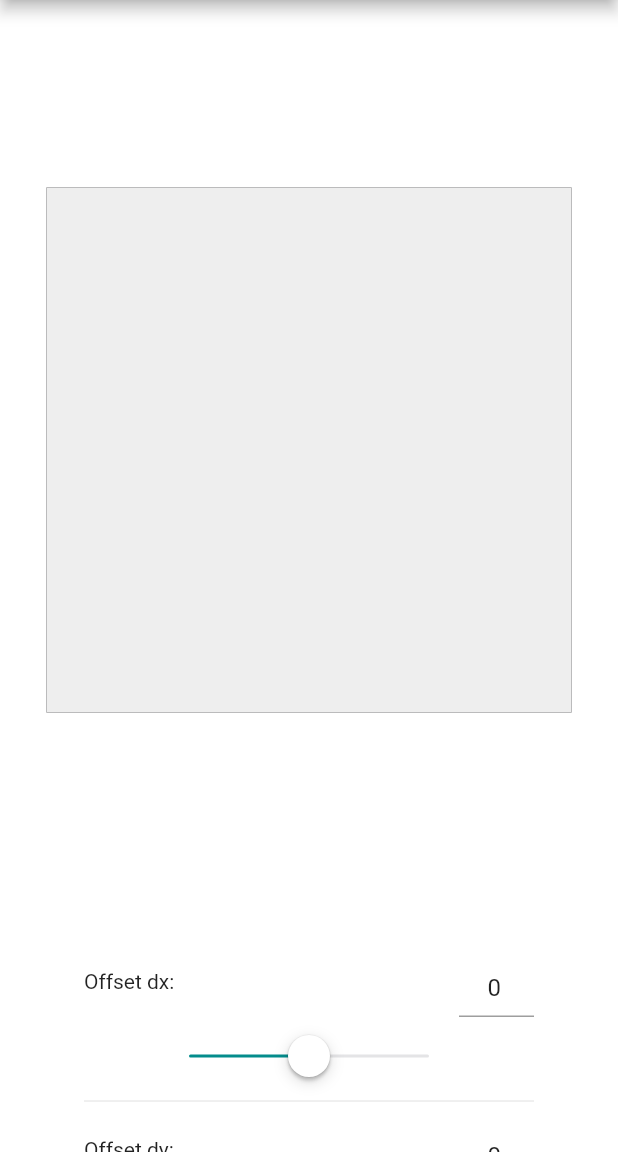
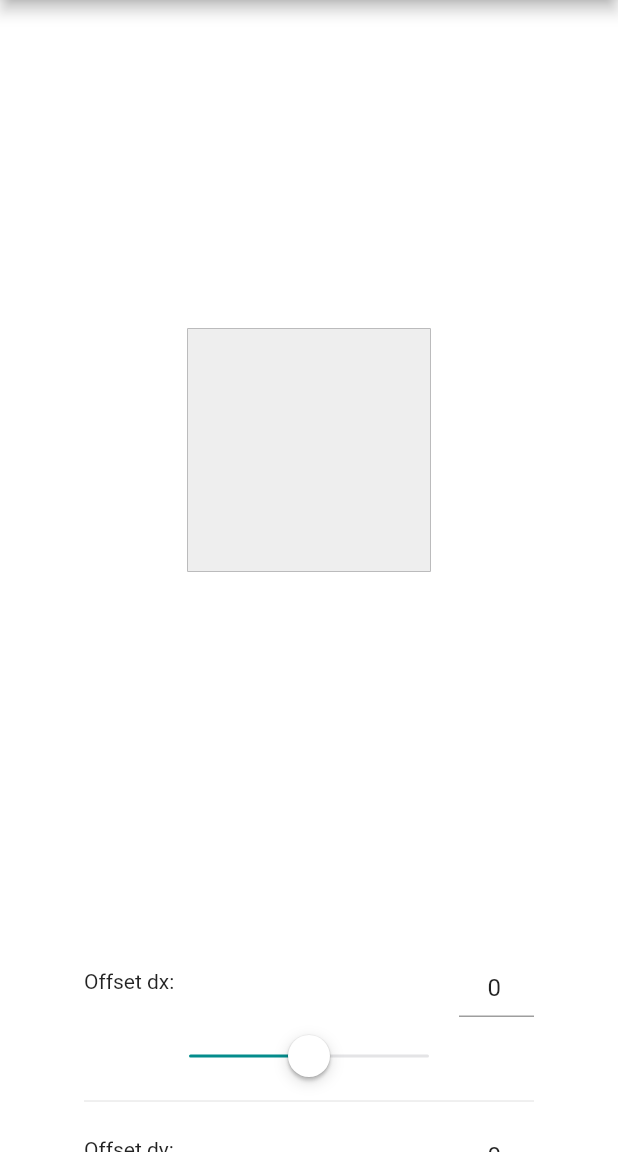
Before and after one commit to wieczorek0807/web_generator, a Flutter app: the screen it shows after launch, on a phone screen of 412 x 824 dp, the part 84-1236 px from its top. Run offline on Flutter 3.47's test engine with Material 2 defaults, Android fonts, the light colour scheme and no system bars; our stand-ins replace dartz, equatable, flutter_bloc, freezed_annotation, get_it, hydrated_bloc; missing offline and left inert: flex_color_picker.

Commit message:
changing animated box max size depending on screen width

```diff
--- a/lib/src/presentation/pages/web_box_main_screen.dart
+++ b/lib/src/presentation/pages/web_box_main_screen.dart
@@ -24,12 +24,12 @@ class WebBoxMainScreen extends StatelessWidget {
             },
           )
         ],
-        child: const WebBoxResponsiveScreen(
-          animatedBox: AnimatedBox(),
-          shadowControllers: ShadowControllers(),
-          radiusControllers: RadiusControllers(),
+        child: WebBoxResponsiveScreen(
+          animatedBox: const AnimatedBox(),
+          shadowControllers: const ShadowControllers(),
+          radiusControllers: const RadiusControllers(),
           sizeControllers: SizeControllers(),
-          gradientControllers: GradientControllers(),
+          gradientControllers: const GradientControllers(),
         ));
   }
 }
--- a/lib/src/presentation/pages/web_box_responsive_screen.dart
+++ b/lib/src/presentation/pages/web_box_responsive_screen.dart
@@ -86,7 +86,10 @@ class _ResponsiveScreenHelper extends StatelessWidget {
     final currnetWidth = MediaQuery.of(context).size.width;
     // print(currnetWidth);
     if (currnetWidth < 900) {
-      return _MobileBody(controllers: controllers, animatedBox: animatedBox);
+      return _MobileBody(
+        controllers: controllers,
+        animatedBox: animatedBox,
+      );
     } else {
       return _DesktopBody(controllers: controllers, animatedBox: animatedBox);
     }
@@ -119,7 +122,10 @@ class _DesktopBody extends StatelessWidget {
 }
 
 class _MobileBody extends StatelessWidget {
-  const _MobileBody({required this.controllers, required this.animatedBox});
+  const _MobileBody({
+    required this.controllers,
+    required this.animatedBox,
+  });
   final Widget controllers;
   final Widget animatedBox;
 
--- a/lib/src/presentation/widgets/global/app_value_slider.dart
+++ b/lib/src/presentation/widgets/global/app_value_slider.dart
@@ -8,7 +8,7 @@ import 'package:provider/provider.dart';
 import '../../../core/values/dimens.dart';
 
 class AppValueSlider extends StatelessWidget {
-  AppValueSlider({
+  const AppValueSlider({
     required this.title,
     required this.value,
     this.onChanged,
--- a/lib/src/presentation/widgets/web_box/animated_box.dart
+++ b/lib/src/presentation/widgets/web_box/animated_box.dart
@@ -21,6 +21,8 @@ class AnimatedBox extends StatelessWidget {
       child: BlocBuilder<AnimatedBoxBloc, AnimatedBoxState>(
         builder: (context, state) {
           var gradient;
+          final currnetWidth = MediaQuery.of(context).size.width - 250;
+
           if (state.isGradientEnabled & state.isLinearGradient) {
             gradient = LinearGradient(
                 colors: state.gradientColors.map((e) => e.color).toList(),
@@ -33,6 +35,16 @@ class AnimatedBox extends StatelessWidget {
               colors: state.gradientColors.map((e) => e.color).toList(),
               stops: state.gradientColors.map((e) => e.value).toList(),
             );
+          }
+
+          if (state.boxWidth > currnetWidth) {
+            context
+                .read<AnimatedBoxBloc>()
+                .add(AnimatedBoxEvent.updateBoxWidth(currnetWidth));
+          } else if (state.boxHeight > currnetWidth) {
+            context
+                .read<AnimatedBoxBloc>()
+                .add(AnimatedBoxEvent.updateBoxHeight(currnetWidth));
           }
 
           return Container(
```
Also changed, not shown: lib/src/presentation/widgets/controllers.dart (+11 -3 lines).
